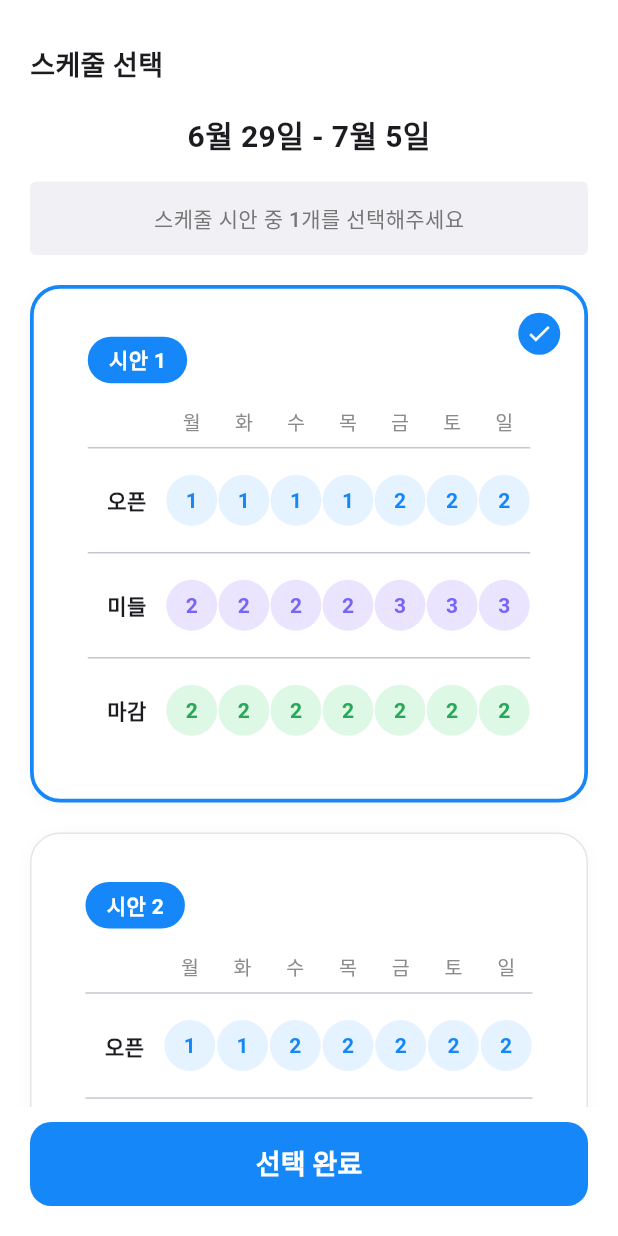
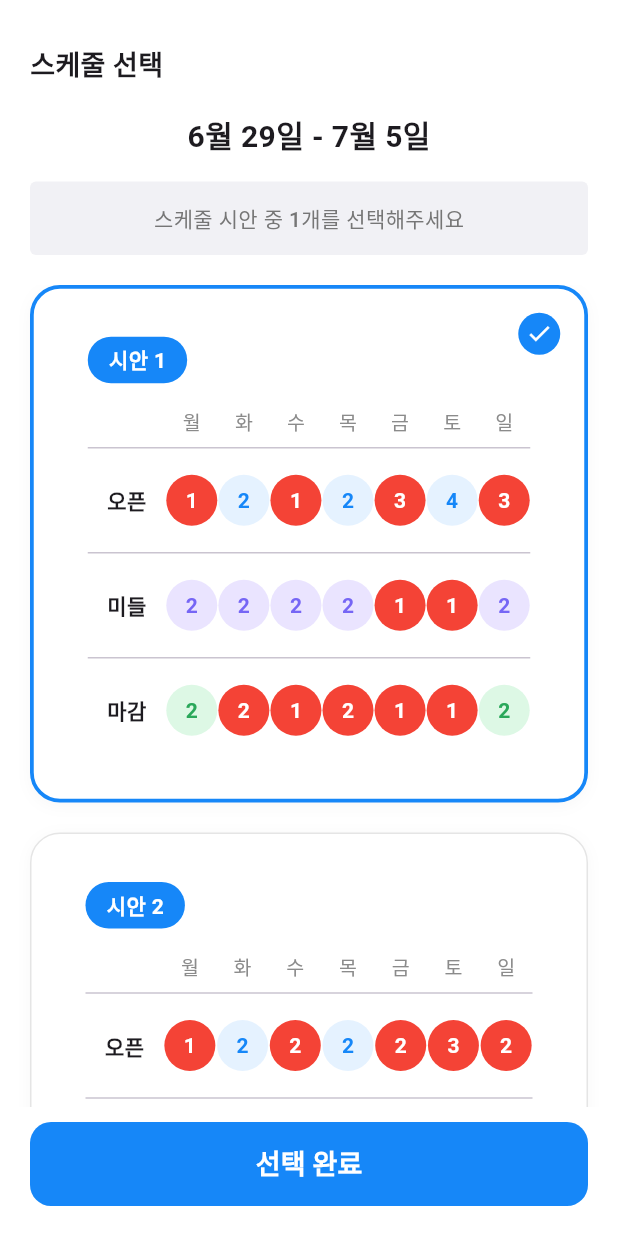
Before and after one commit to swyp-team5/frontend, a Flutter app: the RSelectAutoSchedulePage screen opened directly, on a phone screen of 412 x 824 dp. Run offline on Flutter 3.47's test engine with Material 3 defaults, Android fonts, the phone set to English and light mode, and no system bars; our stand-ins replace flutter_riverpod, image_picker, shared_preferences, table_calendar; missing offline and left inert: flutter_inappwebview, photo_manager; accounts and stored records are empty.

Commit message:
refactor: [사장님 자동 스케줄 - 사장님이 요구하는 근무자 수, 근무 가능한 근무자 수로 더미데이터 변경]

```diff
--- a/lib/employer/home/autoschedule/RSelectAutoSchedulePage.dart
+++ b/lib/employer/home/autoschedule/RSelectAutoSchedulePage.dart
@@ -27,31 +27,31 @@ class _RSelectAutoSchedulePageState
       ScheduleScenario(
         title: "시안 1",
         open: const [
-          ShiftCount(count: 1),
-          ShiftCount(count: 1),
-          ShiftCount(count: 1),
-          ShiftCount(count: 1),
-          ShiftCount(count: 2),
-          ShiftCount(count: 2),
-          ShiftCount(count: 2),
+          ShiftCount(required: 2, available: 1,),
+          ShiftCount(required: 2, available: 2,),
+          ShiftCount(required: 2, available: 1,),
+          ShiftCount(required: 2, available: 2,),
+          ShiftCount(required: 4, available: 3,),
+          ShiftCount(required: 4, available: 4,),
+          ShiftCount(required: 4, available: 3,),
         ],
         middle: const [
-          ShiftCount(count: 2),
-          ShiftCount(count: 2),
-          ShiftCount(count: 2),
-          ShiftCount(count: 2),
-          ShiftCount(count: 3),
-          ShiftCount(count: 3),
-          ShiftCount(count: 3),
+          ShiftCount(required: 2, available: 2,),
+          ShiftCount(required: 2, available: 2,),
+          ShiftCount(required: 2, available: 2,),
+          ShiftCount(required: 2, available: 2,),
+          ShiftCount(required: 2, available: 1,),
+          ShiftCount(required: 2, available: 1,),
+          ShiftCount(required: 2, available: 2,),
         ],
         close: const [
-          ShiftCount(count: 2),
-          ShiftCount(count: 2),
-          ShiftCount(count: 2),
-          ShiftCount(count: 2),
-          ShiftCount(count: 2),
-          ShiftCount(count: 2),
-          ShiftCount(count: 2),
+          ShiftCount(required: 2, available: 2,),
+          ShiftCount(required: 3, available: 2,),
+          ShiftCount(required: 2, available: 1,),
+          ShiftCount(required: 3, available: 2,),
+          ShiftCount(required: 2, available: 1,),
+          ShiftCount(required: 2, available: 1,),
+          ShiftCount(required: 2, available: 2,),
         ],
       ),
 
@@ -59,31 +59,31 @@ class _RSelectAutoSchedulePageState
       ScheduleScenario(
         title: "시안 2",
         open: const [
-          ShiftCount(count: 1),
-          ShiftCount(count: 1),
-          ShiftCount(count: 2),
-          ShiftCount(count: 2),
-          ShiftCount(count: 2),
-          ShiftCount(count: 2),
-          ShiftCount(count: 2),
+          ShiftCount(required: 2, available: 1,),
+          ShiftCount(required: 2, available: 2,),
+          ShiftCount(required: 3, available: 2,),
+          ShiftCount(required: 2, available: 2,),
+          ShiftCount(required: 4, available: 2,),
+          ShiftCount(required: 4, available: 3,),
+          ShiftCount(required: 4, available: 2,),
         ],
         middle: const [
-          ShiftCount(count: 2),
-          ShiftCount(count: 2),
-          ShiftCount(count: 3),
-          ShiftCount(count: 3),
-          ShiftCount(count: 3),
-          ShiftCount(count: 3),
-          ShiftCount(count: 3),
+          ShiftCount(required: 2, available: 1,),
+          ShiftCount(required: 2, available: 2,),
+          ShiftCount(required: 2, available: 1,),
+          ShiftCount(required: 2, available: 2,),
+          ShiftCount(required: 2, available: 1,),
+          ShiftCount(required: 2, available: 1,),
+          ShiftCount(required: 2, available: 2,),
         ],
         close: const [
-          ShiftCount(count: 2),
-          ShiftCount(count: 2),
-          ShiftCount(count: 2),
-          ShiftCount(count: 2),
-          ShiftCount(count: 2),
-          ShiftCount(count: 2),
-          ShiftCount(count: 2),
+          ShiftCount(required: 2, available: 1,),
+          ShiftCount(required: 2, available: 2,),
+          ShiftCount(required: 2, available: 1,),
+          ShiftCount(required: 2, available: 2,),
+          ShiftCount(required: 2, available: 1,),
+          ShiftCount(required: 2, available: 1,),
+          ShiftCount(required: 2, available: 2,),
         ],
       ),
 
@@ -91,31 +91,31 @@ class _RSelectAutoSchedulePageState
       ScheduleScenario(
         title: "시안 3",
         open: const [
-          ShiftCount(count: 1),
-          ShiftCount(count: 1),
-          ShiftCount(count: 1, shortage: true),
-          ShiftCount(count: 1),
-          ShiftCount(count: 2),
-          ShiftCount(count: 2),
-          ShiftCount(count: 2),
+          ShiftCount(required: 2, available: 1,),
+          ShiftCount(required: 2, available: 2,),
+          ShiftCount(required: 2, available: 1,),
+          ShiftCount(required: 2, available: 2,),
+          ShiftCount(required: 2, available: 1,),
+          ShiftCount(required: 2, available: 1,),
+          ShiftCount(required: 2, available: 2,),
         ],
         middle: const [
-          ShiftCount(count: 2),
-          ShiftCount(count: 2),
-          ShiftCount(count: 2),
-          ShiftCount(count: 2, shortage: true),
-          ShiftCount(count: 3),
-          ShiftCount(count: 3),
-          ShiftCount(count: 3),
+          ShiftCount(required: 2, available: 1,),
+          ShiftCount(required: 2, available: 2,),
+          ShiftCount(required: 2, available: 1,),
+          ShiftCount(required: 2, available: 2,),
+          ShiftCount(required: 2, available: 1,),
+          ShiftCount(required: 2, available: 1,),
+          ShiftCount(required: 2, available: 2,),
         ],
         close: const [
-          ShiftCount(count: 2),
-          ShiftCount(count: 2),
-          ShiftCount(count: 2),
-          ShiftCount(count: 2),
-          ShiftCount(count: 2),
-          ShiftCount(count: 2),
-          ShiftCount(count: 2),
+          ShiftCount(required: 2, available: 1,),
+          ShiftCount(required: 2, available: 2,),
+          ShiftCount(required: 2, available: 1,),
+          ShiftCount(required: 2, available: 2,),
+          ShiftCount(required: 2, available: 1,),
+          ShiftCount(required: 2, available: 1,),
+          ShiftCount(required: 2, available: 2,),
         ],
       ),
 
@@ -123,31 +123,31 @@ class _RSelectAutoSchedulePageState
       ScheduleScenario(
         title: "시안 4",
         open: const [
-          ShiftCount(count: 2),
-          ShiftCount(count: 2),
-          ShiftCount(count: 2),
-          ShiftCount(count: 2),
-          ShiftCount(count: 2),
-          ShiftCount(count: 2),
-          ShiftCount(count: 2),
+          ShiftCount(required: 2, available: 1,),
+          ShiftCount(required: 2, available: 2,),
+          ShiftCount(required: 2, available: 1,),
+          ShiftCount(required: 2, available: 2,),
+          ShiftCount(required: 2, available: 1,),
+          ShiftCount(required: 2, available: 1,),
+          ShiftCount(required: 2, available: 2,),
         ],
         middle: const [
-          ShiftCount(count: 3),
-          ShiftCount(count: 3),
-          ShiftCount(count: 3),
-          ShiftCount(count: 3),
-          ShiftCount(count: 3),
-          ShiftCount(count: 3),
-          ShiftCount(count: 3),
+          ShiftCount(required: 2, available: 1,),
+          ShiftCount(required: 2, available: 2,),
+          ShiftCount(required: 2, available: 1,),
+          ShiftCount(required: 2, available: 2,),
+          ShiftCount(required: 2, available: 1,),
+          ShiftCount(required: 2, available: 1,),
+          ShiftCount(required: 2, available: 2,),
         ],
         close: const [
-          ShiftCount(count: 2),
-          ShiftCount(count: 2),
-          ShiftCount(count: 2),
-          ShiftCount(count: 2),
-          ShiftCount(count: 2),
-          ShiftCount(count: 2),
-          ShiftCount(count: 2),
+          ShiftCount(required: 2, available: 1,),
+          ShiftCount(required: 2, available: 2,),
+          ShiftCount(required: 2, available: 1,),
+          ShiftCount(required: 2, available: 2,),
+          ShiftCount(required: 2, available: 1,),
+          ShiftCount(required: 2, available: 1,),
+          ShiftCount(required: 2, available: 2,),
         ],
       ),
     ];
--- a/lib/employer/home/autoschedule/models/ShiftCount.dart
+++ b/lib/employer/home/autoschedule/models/ShiftCount.dart
@@ -1,9 +1,18 @@
 class ShiftCount {
-  final int count;
-  final bool shortage;  // 부족
+  /// 사장님이 필요로 하는 인원
+  final int required;
+
+  /// 실제 배치 가능한 인원
+  final int available;
 
   const ShiftCount({
-    required this.count,
-    this.shortage = false,
+    required this.required,
+    required this.available,
   });
+
+  /// 부족 여부
+  bool get shortage => available < required;
+
+  /// 부족 인원
+  int get shortageCount => required - available;
 }
--- a/lib/employer/home/autoschedule/widgets/RShiftRow.dart
+++ b/lib/employer/home/autoschedule/widgets/RShiftRow.dart
@@ -43,7 +43,7 @@ class RShiftRow extends StatelessWidget {
                   ),
                   alignment: Alignment.center,
                   child: Text(
-                    "${e.count}",
+                    "${e.available}",
                     style: TextStyle(
                       color: e.shortage
                           ? Colors.white
```
